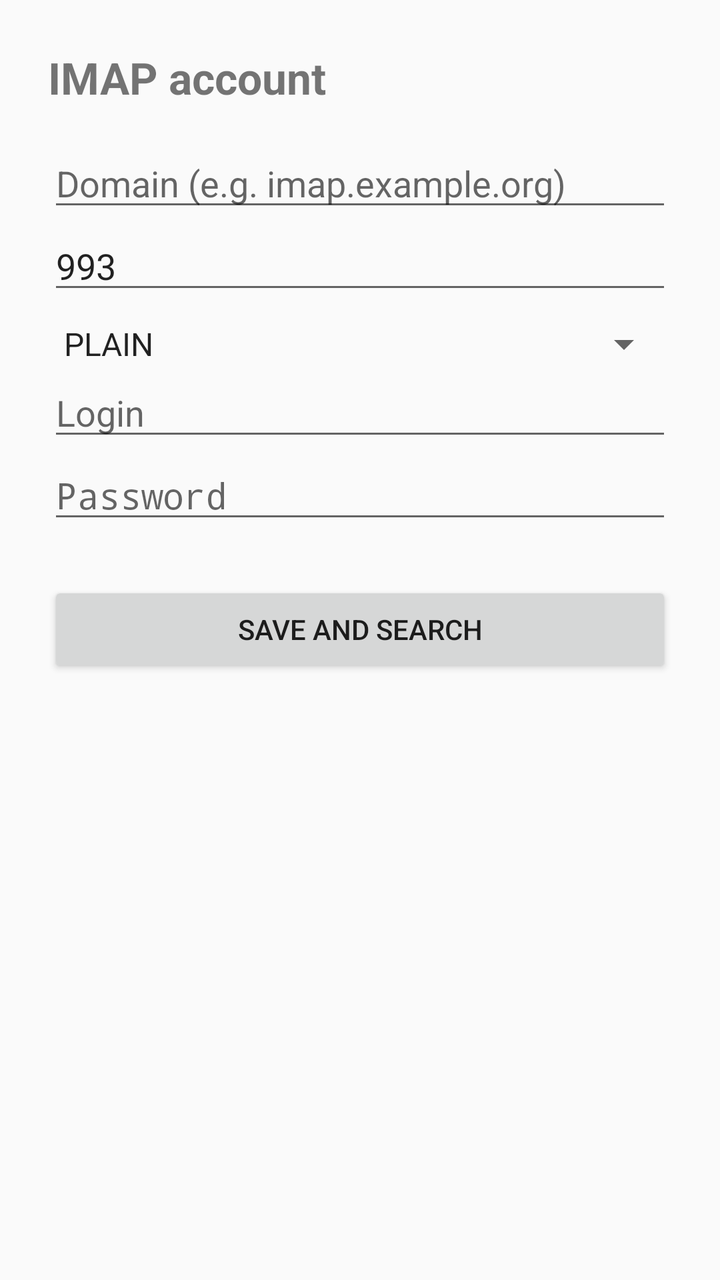
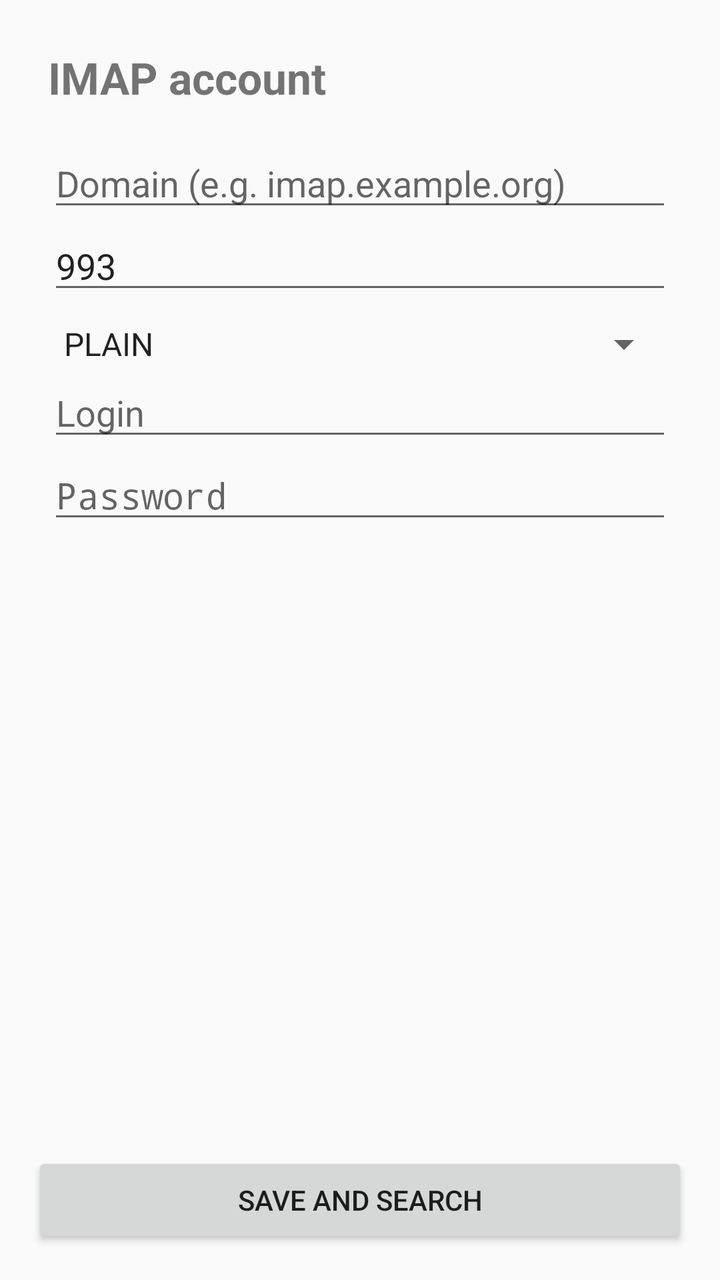

Two renders of the same Android screen: before a commit and after it. Below are the layout's source before the change and the commit's diff.
<!-- AndroidManifest.xml: application theme AppTheme -->
<!-- res/layout/panel_config.xml -->
<?xml version="1.0" encoding="utf-8"?>
<ScrollView xmlns:android="http://schemas.android.com/apk/res/android"
    android:layout_width="match_parent"
    android:layout_height="match_parent">

    <LinearLayout
        android:layout_width="match_parent"
        android:layout_height="wrap_content"
        android:orientation="vertical"
        android:padding="24dp">

        <TextView
            android:layout_width="wrap_content"
            android:layout_height="wrap_content"
            android:layout_marginBottom="16dp"
            android:text="@string/config_title"
            android:textSize="22sp"
            android:textStyle="bold" />

        <EditText
            android:id="@+id/config_domain"
            android:layout_width="match_parent"
            android:layout_height="wrap_content"
            android:hint="@string/config_domain_hint"
            android:inputType="textUri" />

        <EditText
            android:id="@+id/config_port"
            android:layout_width="match_parent"
            android:layout_height="wrap_content"
            android:hint="@string/config_port_hint"
            android:inputType="number"
            android:text="993" />

        <Spinner
            android:id="@+id/config_sasl"
            android:layout_width="match_parent"
            android:layout_height="wrap_content"
            android:layout_marginTop="8dp"
            android:entries="@array/sasl_mechanisms" />

        <EditText
            android:id="@+id/config_login"
            android:layout_width="match_parent"
            android:layout_height="wrap_content"
            android:hint="@string/config_login_hint"
            android:inputType="textEmailAddress" />

        <EditText
            android:id="@+id/config_password"
            android:layout_width="match_parent"
            android:layout_height="wrap_content"
            android:hint="@string/config_password_hint"
            android:inputType="textPassword" />

        <Button
            android:id="@+id/config_submit"
            android:layout_width="match_parent"
            android:layout_height="wrap_content"
            android:layout_marginTop="24dp"
            android:text="@string/config_submit" />

    </LinearLayout>

</ScrollView>
<!-- resources referenced by this layout -->
<resources>
  <string-array name="sasl_mechanisms">
          <item>PLAIN</item>
          <item>LOGIN</item>
      </string-array>
  <string name="config_domain_hint">Domain (e.g. imap.example.org)</string>
  <string name="config_login_hint">Login</string>
  <string name="config_password_hint">Password</string>
  <string name="config_port_hint">Port (993)</string>
  <string name="config_submit">Save and search</string>
  <string name="config_title">IMAP account</string>
  <style name="AppTheme" parent="@android:style/Theme.Material.Light.NoActionBar" />
</resources>

<!-- the commit's change to res/layout/panel_config.xml (unified diff, before → after) -->
@@ -1,65 +1,73 @@
 <?xml version="1.0" encoding="utf-8"?>
-<ScrollView xmlns:android="http://schemas.android.com/apk/res/android"
+<LinearLayout xmlns:android="http://schemas.android.com/apk/res/android"
     android:layout_width="match_parent"
-    android:layout_height="match_parent">
+    android:layout_height="match_parent"
+    android:orientation="vertical">
 
-    <LinearLayout
+    <ScrollView
+        android:layout_width="match_parent"
+        android:layout_height="0dp"
+        android:layout_weight="1">
+
+        <LinearLayout
+            android:layout_width="match_parent"
+            android:layout_height="wrap_content"
+            android:orientation="vertical"
+            android:padding="24dp">
+
+            <TextView
+                android:layout_width="wrap_content"
+                android:layout_height="wrap_content"
+                android:layout_marginBottom="16dp"
+                android:text="@string/config_title"
+                android:textSize="22sp"
+                android:textStyle="bold" />
+
+            <EditText
+                android:id="@+id/config_domain"
+                android:layout_width="match_parent"
+                android:layout_height="wrap_content"
+                android:hint="@string/config_domain_hint"
+                android:inputType="textUri" />
+
+            <EditText
+                android:id="@+id/config_port"
+                android:layout_width="match_parent"
+                android:layout_height="wrap_content"
+                android:hint="@string/config_port_hint"
+                android:inputType="number"
+                android:text="993" />
+
+            <Spinner
+                android:id="@+id/config_sasl"
+                android:layout_width="match_parent"
+                android:layout_height="wrap_content"
+                android:layout_marginTop="8dp"
+                android:entries="@array/sasl_mechanisms" />
+
+            <EditText
+                android:id="@+id/config_login"
+                android:layout_width="match_parent"
+                android:layout_height="wrap_content"
+                android:hint="@string/config_login_hint"
+                android:inputType="textEmailAddress" />
+
+            <EditText
+                android:id="@+id/config_password"
+                android:layout_width="match_parent"
+                android:layout_height="wrap_content"
+                android:hint="@string/config_password_hint"
+                android:inputType="textPassword" />
+
+        </LinearLayout>
+
+    </ScrollView>
+
+    <Button
+        android:id="@+id/config_submit"
         android:layout_width="match_parent"
         android:layout_height="wrap_content"
-        android:orientation="vertical"
-        android:padding="24dp">
+        android:layout_margin="16dp"
+        android:text="@string/config_submit" />
 
-        <TextView
-            android:layout_width="wrap_content"
-            android:layout_height="wrap_content"
-            android:layout_marginBottom="16dp"
-            android:text="@string/config_title"
-            android:textSize="22sp"
-            android:textStyle="bold" />
-
-        <EditText
-            android:id="@+id/config_domain"
-            android:layout_width="match_parent"
-            android:layout_height="wrap_content"
-            android:hint="@string/config_domain_hint"
-            android:inputType="textUri" />
-
-        <EditText
-            android:id="@+id/config_port"
-            android:layout_width="match_parent"
-            android:layout_height="wrap_content"
-            android:hint="@string/config_port_hint"
-            android:inputType="number"
-            android:text="993" />
-
-        <Spinner
-            android:id="@+id/config_sasl"
-            android:layout_width="match_parent"
-            android:layout_height="wrap_content"
-            android:layout_marginTop="8dp"
-            android:entries="@array/sasl_mechanisms" />
-
-        <EditText
-            android:id="@+id/config_login"
-            android:layout_width="match_parent"
-            android:layout_height="wrap_content"
-            android:hint="@string/config_login_hint"
-            android:inputType="textEmailAddress" />
-
-        <EditText
-            android:id="@+id/config_password"
-            android:layout_width="match_parent"
-            android:layout_height="wrap_content"
-            android:hint="@string/config_password_hint"
-            android:inputType="textPassword" />
-
-        <Button
-            android:id="@+id/config_submit"
-            android:layout_width="match_parent"
-            android:layout_height="wrap_content"
-            android:layout_marginTop="24dp"
-            android:text="@string/config_submit" />
-
-    </LinearLayout>
-
-</ScrollView>
+</LinearLayout>
